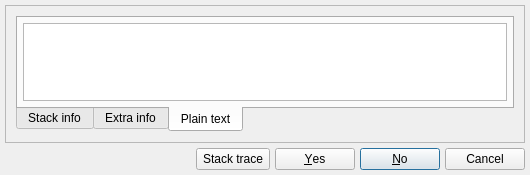
Before: the Qt Designer form libs/libgui/ui/messagebox.ui in pgmodeler/pgmodeler, drawn with Qt 5.
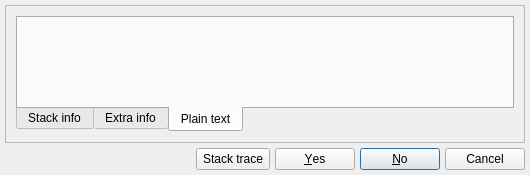
After: the same form once the commit is applied. The open tabs and pages were chosen to show the change. Icons and pictures are not drawn.

What changed in the file:
```diff
--- a/libs/libgui/ui/messagebox.ui
+++ b/libs/libgui/ui/messagebox.ui
@@ -401,36 +401,6 @@
              <attribute name="title">
               <string>Plain text</string>
              </attribute>
-             <layout class="QHBoxLayout" name="horizontalLayout_4">
-              <property name="spacing">
-               <number>5</number>
-              </property>
-              <property name="leftMargin">
-               <number>5</number>
-              </property>
-              <property name="topMargin">
-               <number>5</number>
-              </property>
-              <property name="rightMargin">
-               <number>5</number>
-              </property>
-              <property name="bottomMargin">
-               <number>5</number>
-              </property>
-              <item>
-               <widget class="QTextBrowser" name="raw_info_txt">
-                <property name="font">
-                 <font/>
-                </property>
-                <property name="lineWrapMode">
-                 <enum>QTextEdit::WidgetWidth</enum>
-                </property>
-                <property name="acceptRichText">
-                 <bool>false</bool>
-                </property>
-               </widget>
-              </item>
-             </layout>
             </widget>
            </widget>
           </item>
```
Left out of the diff: 54 changed lines with no effect on the pictures.
